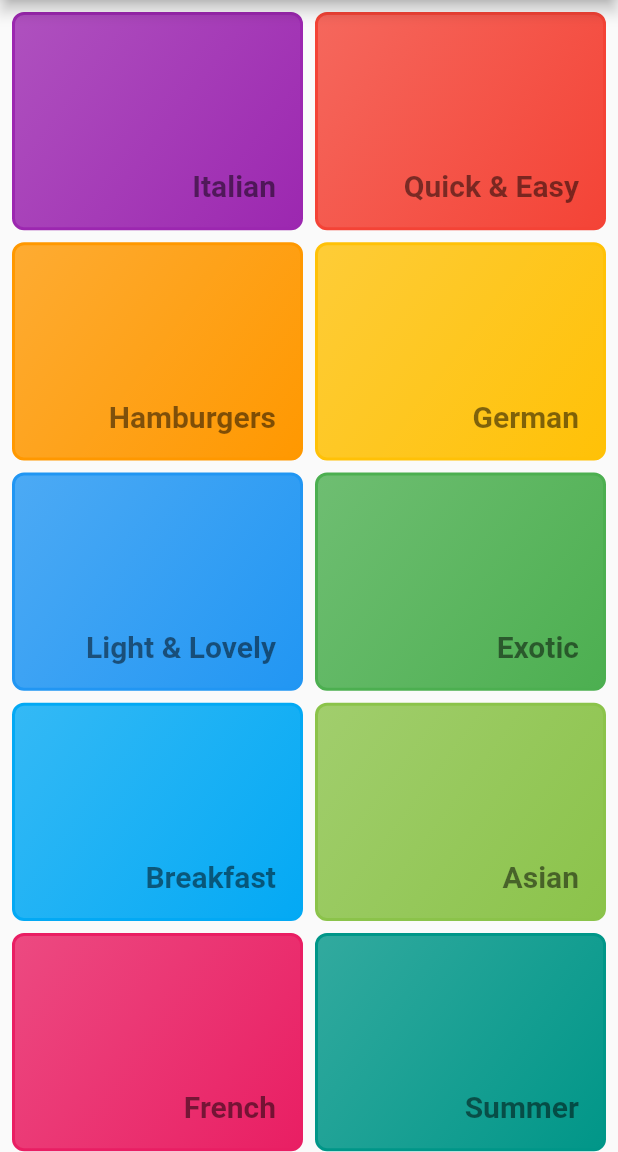
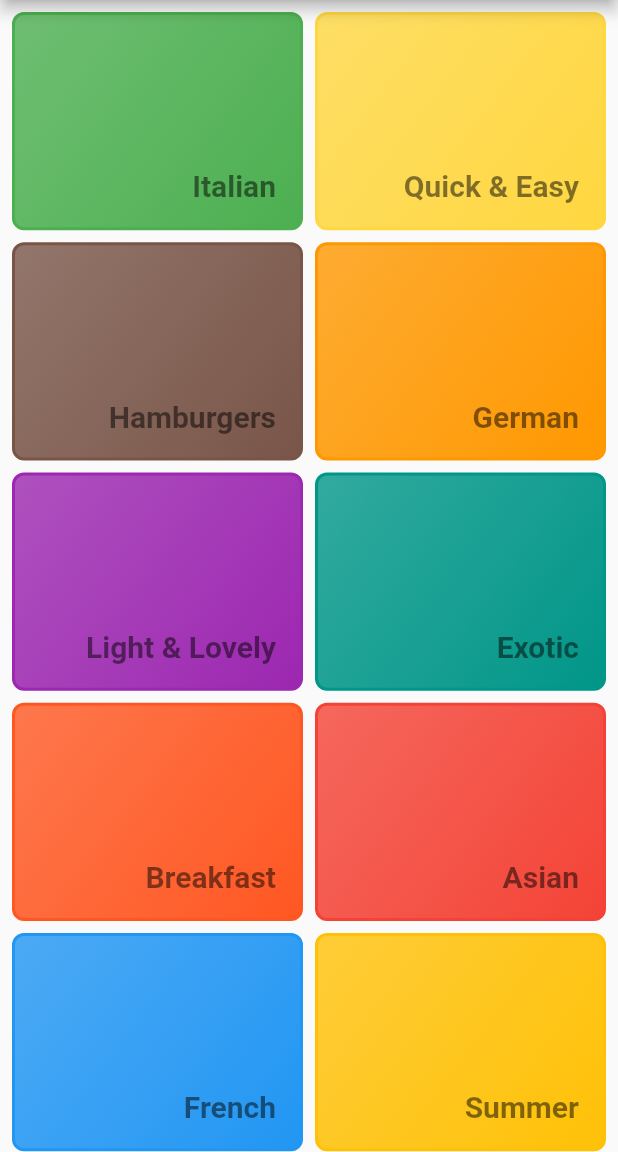
Before and after one commit to anotherglitchinthematrix/flutter-demo-meal, a Flutter app: the screen it shows after launch, on a phone screen of 412 x 824 dp, the part 84-1236 px from its top. Run offline on Flutter 3.47's test engine with Material 2 defaults, Android fonts, the phone set to English and light mode, and no system bars.

Commit message:
Color change

```diff
--- a/lib/category_detail_screen.dart
+++ b/lib/category_detail_screen.dart
@@ -12,7 +12,7 @@ class CategoryDetailsScreen extends StatelessWidget {
     final Category category =
         ModalRoute.of(context).settings.arguments as Category;
 
-    final List<Meal> categoryMeals = DUMMY_MEALS
+    final List<Meal> meals = DUMMY_MEALS
         .where((meal) => meal.categories.contains(category.id))
         .toList();
 
@@ -23,9 +23,9 @@ class CategoryDetailsScreen extends StatelessWidget {
       ),
       body: Center(
         child: ListView.builder(
-          itemCount: categoryMeals.length,
+          itemCount: meals.length,
           itemBuilder: (context, index) {
-            return Text(categoryMeals[index].title);
+            return Text(meals[index].title);
           },
         ),
       ),
--- a/lib/dummy_data.dart
+++ b/lib/dummy_data.dart
@@ -7,52 +7,52 @@ const List<Category> DUMMY_CATEGORIES = const [
   Category(
     id: 'c1',
     title: 'Italian',
-    color: Colors.purple,
+    color: Colors.green,
   ),
   Category(
     id: 'c2',
     title: 'Quick & Easy',
-    color: Colors.red,
+    color: Colors.amberAccent,
   ),
   Category(
     id: 'c3',
     title: 'Hamburgers',
-    color: Colors.orange,
+    color: Colors.brown,
   ),
   Category(
     id: 'c4',
     title: 'German',
-    color: Colors.amber,
+    color: Colors.orange,
   ),
   Category(
     id: 'c5',
     title: 'Light & Lovely',
-    color: Colors.blue,
+    color: Colors.purple,
   ),
   Category(
     id: 'c6',
     title: 'Exotic',
-    color: Colors.green,
+    color: Colors.teal,
   ),
   Category(
     id: 'c7',
     title: 'Breakfast',
-    color: Colors.lightBlue,
+    color: Colors.deepOrange,
   ),
   Category(
     id: 'c8',
     title: 'Asian',
-    color: Colors.lightGreen,
+    color: Colors.red,
   ),
   Category(
     id: 'c9',
     title: 'French',
-    color: Colors.pink,
+    color: Colors.blue,
   ),
   Category(
     id: 'c10',
     title: 'Summer',
-    color: Colors.teal,
+    color: Colors.amber,
   ),
 ];
 
```
